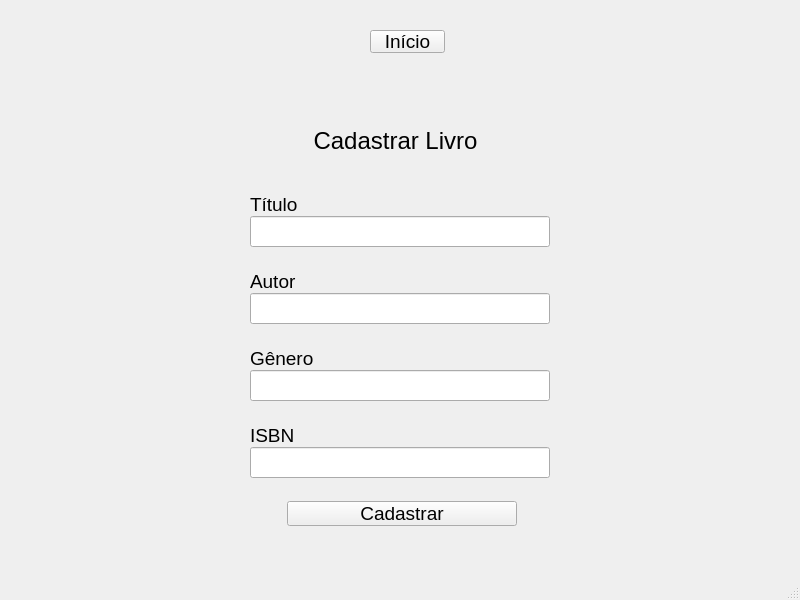
Above: biblioteca/view/layouts/cadastro_livro.ui from LuisCunha05/sistema_biblioteca before the change. Below: the same form after it.
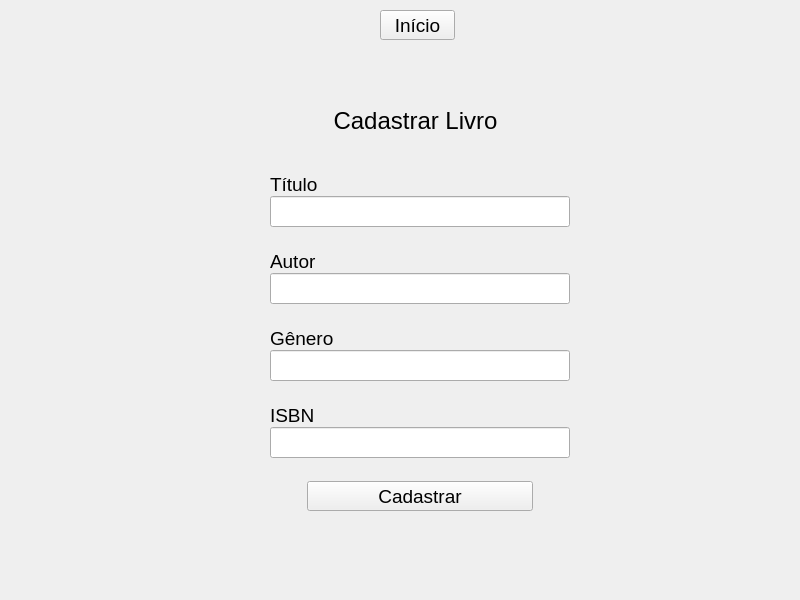
That is the form after the change.

```diff
--- a/biblioteca/view/layouts/cadastro_livro.ui
+++ b/biblioteca/view/layouts/cadastro_livro.ui
@@ -1,7 +1,7 @@
 <?xml version="1.0" encoding="UTF-8"?>
 <ui version="4.0">
- <class>MainWindow</class>
- <widget class="QMainWindow" name="MainWindow">
+ <class>cadastro_livro</class>
+ <widget class="QWidget" name="cadastro_livro">
   <property name="geometry">
    <rect>
     <x>0</x>
@@ -11,7 +11,7 @@
    </rect>
   </property>
   <property name="sizePolicy">
-   <sizepolicy hsizetype="Maximum" vsizetype="Maximum">
+   <sizepolicy hsizetype="Minimum" vsizetype="Minimum">
     <horstretch>0</horstretch>
     <verstretch>0</verstretch>
    </sizepolicy>
@@ -37,14 +37,13 @@
   <property name="windowTitle">
    <string>MainWindow</string>
   </property>
-  <widget class="QWidget" name="centralwidget">
    <widget class="QWidget" name="layoutWidget">
     <property name="geometry">
      <rect>
-      <x>250</x>
-      <y>190</y>
+     <x>270</x>
+     <y>170</y>
       <width>304</width>
-      <height>341</height>
+     <height>344</height>
      </rect>
     </property>
     <layout class="QVBoxLayout" name="vL_conteudo">
@@ -231,15 +230,21 @@
      <item>
       <widget class="QPushButton" name="b_cadastrar">
        <property name="sizePolicy">
-        <sizepolicy hsizetype="Expanding" vsizetype="Maximum">
+       <sizepolicy hsizetype="Expanding" vsizetype="Minimum">
          <horstretch>0</horstretch>
          <verstretch>0</verstretch>
         </sizepolicy>
        </property>
+      <property name="minimumSize">
+       <size>
+        <width>0</width>
+        <height>30</height>
+       </size>
+      </property>
        <property name="maximumSize">
         <size>
-         <width>16777215</width>
-         <height>16777215</height>
+        <width>300</width>
+        <height>30</height>
         </size>
        </property>
        <property name="font">
@@ -263,8 +268,8 @@
    <widget class="QLabel" name="l_titulo_geral">
     <property name="geometry">
      <rect>
-      <x>310</x>
-      <y>120</y>
+     <x>330</x>
+     <y>100</y>
       <width>171</width>
       <height>41</height>
      </rect>
@@ -293,28 +298,46 @@
    <widget class="QPushButton" name="b_inicio">
     <property name="geometry">
      <rect>
-      <x>370</x>
-      <y>30</y>
+     <x>380</x>
+     <y>10</y>
       <width>75</width>
-      <height>23</height>
-     </rect>
-    </property>
+     <height>30</height>
+    </rect>
+   </property>
+   <property name="sizePolicy">
+    <sizepolicy hsizetype="Minimum" vsizetype="Minimum">
+     <horstretch>0</horstretch>
+     <verstretch>0</verstretch>
+    </sizepolicy>
+   </property>
+   <property name="minimumSize">
+    <size>
+     <width>0</width>
+     <height>30</height>
+    </size>
+   </property>
+   <property name="maximumSize">
+    <size>
+     <width>300</width>
+     <height>30</height>
+    </size>
+   </property>
+   <property name="font">
+    <font>
+     <family>Segoe UI</family>
+     <pointsize>14</pointsize>
+    </font>
+   </property>
+   <property name="layoutDirection">
+    <enum>Qt::RightToLeft</enum>
+   </property>
+   <property name="styleSheet">
+    <string notr="true">text-align:center;</string>
+   </property>
     <property name="text">
      <string>Início</string>
     </property>
    </widget>
-  </widget>
-  <widget class="QMenuBar" name="menubar">
-   <property name="geometry">
-    <rect>
-     <x>0</x>
-     <y>0</y>
-     <width>800</width>
-     <height>21</height>
-    </rect>
-   </property>
-  </widget>
-  <widget class="QStatusBar" name="statusbar"/>
  </widget>
  <resources/>
  <connections/>
```
Left out of the diff: 2 changed lines with no effect on the pictures. Lines whose indentation alone changed are shown as unchanged.
